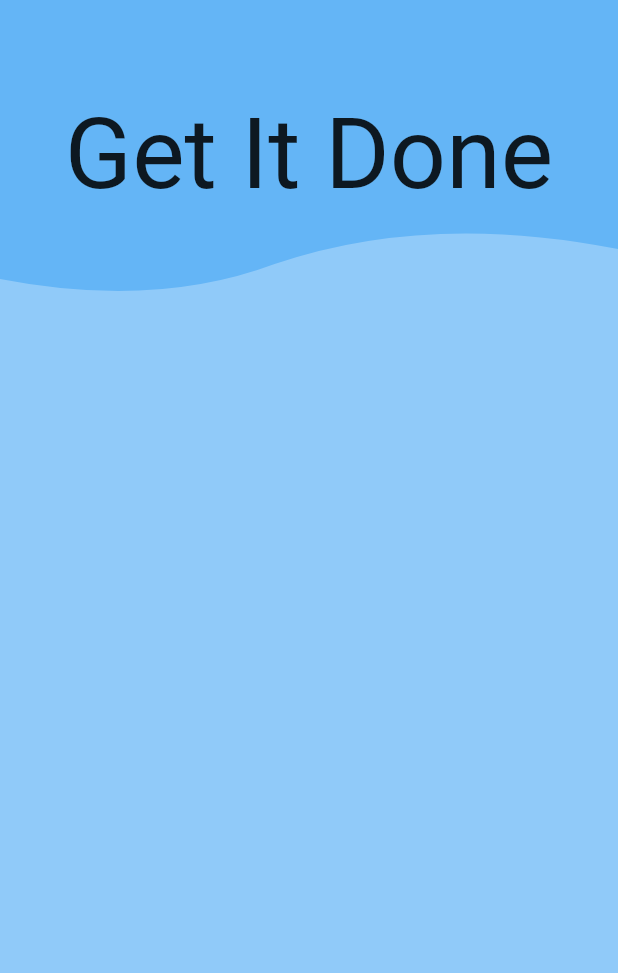
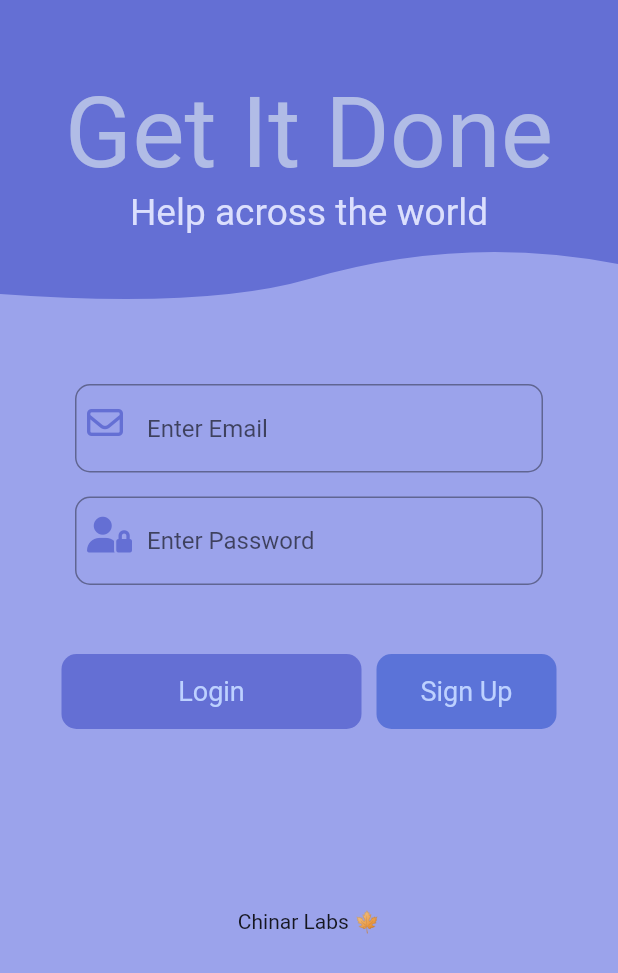
Before and after one commit to majidshakeelshawl/decide_on, a Flutter app: the screen it shows after launch, on a phone screen of 412 x 824 dp. Shown: the top 973 px of the screen. Run offline on Flutter 3.47's test engine with Material 2 defaults, Android fonts, the phone set to English and light mode, and no system bars; our stand-ins replace flutter_custom_clippers, font_awesome_flutter, google_fonts; Roboto replaces fonts that are missing (Chewy).

Commit message:
Added inputs for email,password and added buttons for login, signup with company name at bottom

```diff
--- a/lib/screens/home.dart
+++ b/lib/screens/home.dart
@@ -1,4 +1,6 @@
 import 'package:flutter/material.dart';
+import 'package:flutter_custom_clippers/flutter_custom_clippers.dart';
+import 'package:font_awesome_flutter/font_awesome_flutter.dart';
 import 'package:get_it_done/widgets/c_clipper_widget.dart';
 import 'package:google_fonts/google_fonts.dart';
 
@@ -9,21 +11,156 @@ class Home extends StatelessWidget {
   Widget build(BuildContext context) {
     return SafeArea(
       child: Scaffold(
-        backgroundColor: Colors.blue[200],
+        backgroundColor: const Color(0xff9BA3EB),
         body: Column(
           children: [
+            // my custom created widget
             CClipperWidget(
-              child: Center(
-                child: Text(
-                  "Get It Done",
-                  style: GoogleFonts.chewy(
-                    textStyle: TextStyle(
-                        fontSize: MediaQuery.of(context).size.height * 0.08),
+              clipper: WaveClipperOne(),
+              color: const Color(0xff646FD4),
+              heightfactor: 0.25,
+              child: Column(
+                mainAxisAlignment: MainAxisAlignment.center,
+                children: [
+                  Text(
+                    "Get It Done",
+                    style: GoogleFonts.fredokaOne(
+                      textStyle: TextStyle(
+                        fontSize: MediaQuery.of(context).size.height * 0.08,
+                        color: const Color(0xffB1BCE6),
+                      ),
+                    ),
+                  ),
+                  Text(
+                    "Help across the world",
+                    style: GoogleFonts.chewy(
+                      textStyle: TextStyle(
+                        fontSize: MediaQuery.of(context).size.height * 0.03,
+                        color: const Color(0xffDBDFFD),
+                      ),
+                    ),
+                  ),
+                ],
+              ),
+            ),
+            Column(
+              children: [
+                Padding(
+                  padding: const EdgeInsets.fromLTRB(50, 50, 50, 8),
+                  child: TextField(
+                    onChanged: (value) {},
+                    decoration: const InputDecoration(
+                      prefixIcon: Padding(
+                        padding: EdgeInsets.all(8.0),
+                        child: FaIcon(
+                          FontAwesomeIcons.envelope,
+                          color: const Color(0xff646FD4),
+                        ),
+                      ),
+                      hintText: "Enter Email",
+                      border: OutlineInputBorder(
+                        borderSide: BorderSide(
+                          width: 1,
+                        ),
+                        borderRadius: BorderRadius.all(
+                          Radius.circular(10),
+                        ),
+                      ),
+                    ),
+                    keyboardType: TextInputType.emailAddress,
                   ),
                 ),
+
+                // ################################
+                Padding(
+                  padding: const EdgeInsets.fromLTRB(50, 8, 50, 16),
+                  child: TextField(
+                    onChanged: (value) {},
+                    decoration: const InputDecoration(
+                      prefixIcon: Padding(
+                        padding: EdgeInsets.all(8.0),
+                        child: FaIcon(
+                          FontAwesomeIcons.userLock,
+                          color: const Color(0xff646FD4),
+                        ),
+                      ),
+                      hintText: "Enter Password",
+                      border: OutlineInputBorder(
+                        borderSide: BorderSide(
+                          width: 1,
+                        ),
+                        borderRadius: BorderRadius.all(
+                          Radius.circular(10),
+                        ),
+                      ),
+                    ),
+                    obscureText: true,
+                  ),
+                ),
+                const SizedBox(
+                  height: 30,
+                ),
+                Row(
+                  mainAxisAlignment: MainAxisAlignment.center,
+                  children: [
+                    InkWell(
+                      onTap: () {},
+                      child: Container(
+                        margin: const EdgeInsets.only(right: 10),
+                        decoration: BoxDecoration(
+                          color: Color(0xff646FD4),
+                          borderRadius: BorderRadius.all(
+                            Radius.circular(10),
+                          ),
+                        ),
+                        height: 50,
+                        width: 200,
+                        child: Center(
+                          child: Text(
+                            "Login",
+                            style: GoogleFonts.viga(
+                              fontSize: 18,
+                              color: Color(0xffBDD1FF),
+                            ),
+                          ),
+                        ),
+                      ),
+                    ),
+                    InkWell(
+                      onTap: () {},
+                      child: Container(
+                        decoration: BoxDecoration(
+                          color: Color(0xff5B73D8),
+                          borderRadius: new BorderRadius.all(
+                            Radius.circular(10),
+                          ),
+                        ),
+                        height: 50,
+                        width: 120,
+                        child: Center(
+                          child: Text(
+                            "Sign Up",
+                            style: GoogleFonts.viga(
+                              fontSize: 18,
+                              color: Color(0xffBDD1FF),
+                            ),
+                          ),
+                        ),
+                      ),
+                    ),
+                  ],
+                ),
+              ],
+            ),
+            SizedBox(
+              height: 120,
+            ),
+            Center(
+              child: Text(
+                "Chinar Labs 🍁",
+                style: GoogleFonts.courierPrime(),
               ),
             ),
-            Container(),
           ],
         ),
       ),
--- a/lib/widgets/c_clipper_widget.dart
+++ b/lib/widgets/c_clipper_widget.dart
@@ -1,18 +1,31 @@
 import 'package:flutter/material.dart';
-import 'package:flutter_custom_clippers/flutter_custom_clippers.dart';
 
 class CClipperWidget extends StatelessWidget {
+  // child widget for the Clipper
   final Widget child;
-  const CClipperWidget({Key? key, required this.child}) : super(key: key);
+  // type of clipper required
+  final CustomClipper<Path> clipper;
+  // color of the container
+  final Color color;
+  // height-factor for the container to be clipped
+  final double heightfactor;
+
+  const CClipperWidget(
+      {Key? key,
+      required this.child,
+      required this.clipper,
+      required this.color,
+      required this.heightfactor})
+      : super(key: key);
 
   @override
   Widget build(BuildContext context) {
     return ClipPath(
-      clipper: WaveClipperTwo(),
+      clipper: clipper,
       child: Container(
         width: MediaQuery.of(context).size.width,
-        color: Colors.blue[300],
-        height: MediaQuery.of(context).size.height * 0.25,
+        color: color,
+        height: MediaQuery.of(context).size.height * heightfactor,
         child: child,
       ),
     );
--- a/pubspec.yaml
+++ b/pubspec.yaml
@@ -36,6 +36,7 @@ dependencies:
   cupertino_icons: ^1.0.2
   google_fonts: ^3.0.0
   flutter_custom_clippers: ^2.0.0
+  font_awesome_flutter: ^10.1.0
 
 dev_dependencies:
   flutter_test:
```
Also changed, not shown: pubspec.lock.
